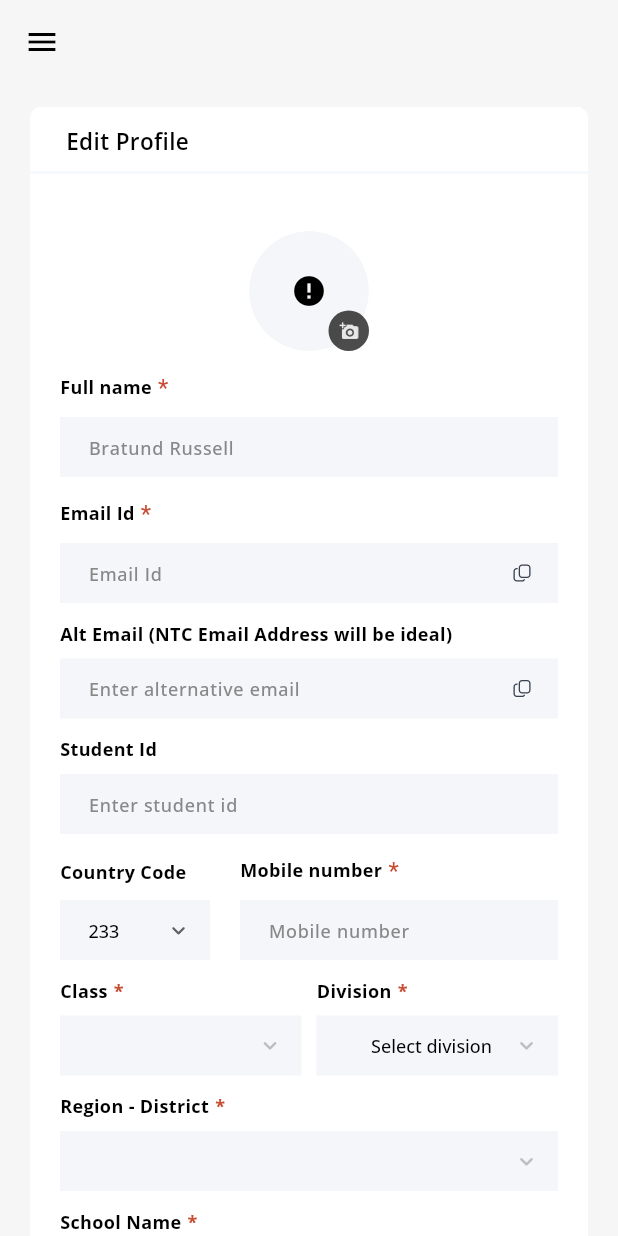
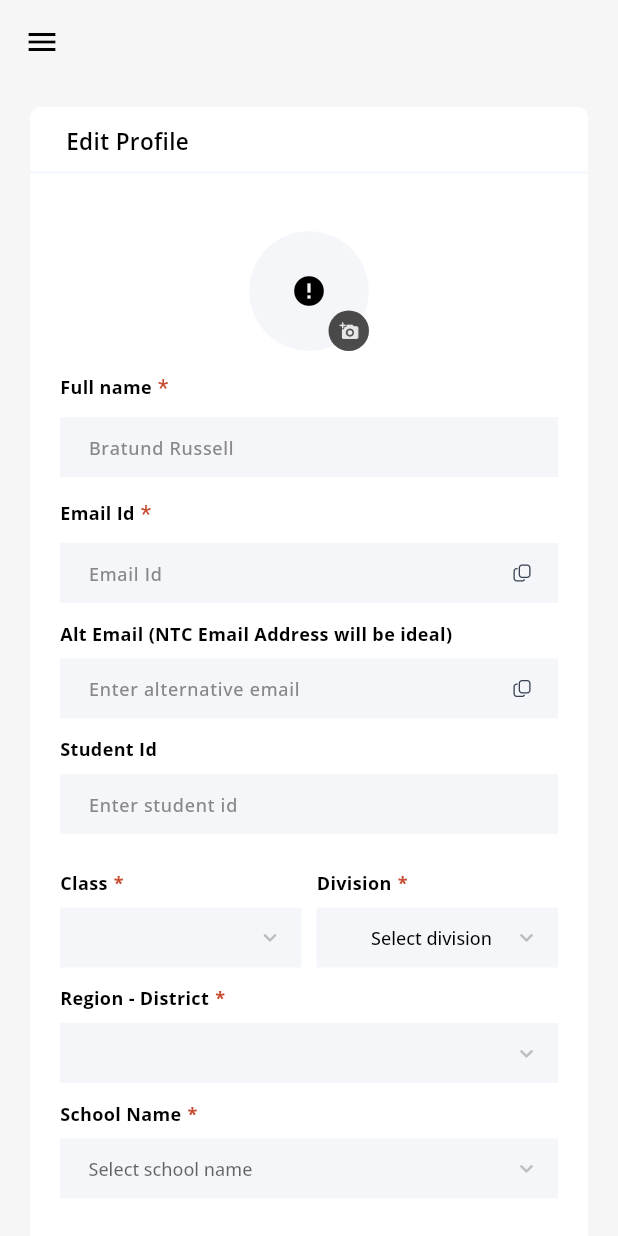
Before and after one commit to Katondev/tlmsgh_app, a Flutter app: the EditProfileMobilePage screen opened directly with empty values, on a phone screen of 412 x 824 dp. Run offline on Flutter 3.47's test engine with Material 3 defaults, Android fonts, the phone set to English and light mode, and no system bars; drawn by our look-alikes of cached_network_image; our stand-ins replace chewie, connectivity_plus, device_info_plus, dio, emoji_picker_flutter, file_picker and 21 more; missing offline and left inert: flutter_cached_pdfview, flutter_device_type, flutter_inappwebview, in_app_update, move_to_background and 6 more; accounts and stored records are empty; network calls fail; Roboto replaces fonts that are missing (TT Commons); project files that could hold a hidden picture were left out.

Commit message:
Remove mobile number and country code

```diff
--- a/lib/screens/edit_profile/student/edit_profile_mobile.dart
+++ b/lib/screens/edit_profile/student/edit_profile_mobile.dart
@@ -148,78 +148,78 @@
                                     CustomTextFiledS(),
                                     h12,
 
-                                    Row(
-                                      crossAxisAlignment:
-                                          CrossAxisAlignment.start,
-                                      children: [
-                                        SizedBox(
-                                          width: 100,
-                                          child: Column(
-                                            crossAxisAlignment:
-                                                CrossAxisAlignment.start,
-                                            children: [
-                                              h5,
-                                              Text(
-                                                'country_code'.tr,
-                                                style: AppTextStyle.normalBold12
-                                                    .copyWith(
-                                                  color: AppColors.primaryBlack,
-                                                ),
-                                              ),
-                                              h10,
-                                              DropDown(
-                                                dropDowns: cnt.countryCodeList,
-                                                selectedValue: cnt.countrycode
-                                                        .value.isEmpty
-                                                    ? null
-                                                    : cnt.countrycode.value,
-                                                onChange: (value) {
-                                                  cnt.countrycode.value =
-                                                      value ?? "";
-                                                  if (!cnt.textChanged.value) {
-                                                    cnt.textChanged.value =
-                                                        true;
-                                                  }
-                                                  cnt.checkColor();
-                                                },
-                                                hint: Text(
-                                                  "Select country code",
-                                                  style: AppTextStyle
-                                                      .normalRegular12,
-                                                ),
-                                                // validator: (value) {
-                                                //   if (value!.isEmpty) {
-                                                //     return "require_division"
-                                                //         .tr;
-                                                //   }
-                                                //   return null;
-                                                // },
-                                              ),
-                                            ],
-                                          ),
-                                        ),
-                                        w20,
-                                        Expanded(
-                                          child: TextfieldwithTitle(
-                                              onChanged: (value) {
-                                                if (!cnt.textChanged.value) {
-                                                  cnt.textChanged.value = true;
-                                                }
-                                                cnt.checkColor();
-                                              },
-                                              validator: (value) =>
-                                                  Validators.validateMobile(
-                                                      value),
-                                              hint: "Mobile_number".tr,
-                                              title: 'Mobile_number'.tr,
-                                              isrequired: true,
-                                              keyboardType:
-                                                  TextInputType.number,
-                                              controller:
-                                                  cnt.mobileNumber.value),
-                                        ),
-                                      ],
-                                    ),
+                                    // Row(
+                                    //   crossAxisAlignment:
+                                    //       CrossAxisAlignment.start,
+                                    //   children: [
+                                    //     SizedBox(
+                                    //       width: 100,
+                                    //       child: Column(
+                                    //         crossAxisAlignment:
+                                    //             CrossAxisAlignment.start,
+                                    //         children: [
+                                    //           h5,
+                                    //           Text(
+                                    //             'country_code'.tr,
+                                    //             style: AppTextStyle.normalBold12
+                                    //                 .copyWith(
+                                    //               color: AppColors.primaryBlack,
+                                    //             ),
+                                    //           ),
+                                    //           h10,
+                                    //           DropDown(
+                                    //             dropDowns: cnt.countryCodeList,
+                                    //             selectedValue: cnt.countrycode
+                                    //                     .value.isEmpty
+                                    //                 ? null
+                                    //                 : cnt.countrycode.value,
+                                    //             onChange: (value) {
+                                    //               cnt.countrycode.value =
+                                    //                   value ?? "";
+                                    //               if (!cnt.textChanged.value) {
+                                    //                 cnt.textChanged.value =
+                                    //                     true;
+                                    //               }
+                                    //               cnt.checkColor();
+                                    //             },
+                                    //             hint: Text(
+                                    //               "Select country code",
+                                    //               style: AppTextStyle
+                                    //                   .normalRegular12,
+                                    //             ),
+                                    //             // validator: (value) {
+                                    //             //   if (value!.isEmpty) {
+                                    //             //     return "require_division"
+                                    //             //         .tr;
+                                    //             //   }
+                                    //             //   return null;
+                                    //             // },
+                                    //           ),
+                                    //         ],
+                                    //       ),
+                                    //     ),
+                                    //     w20,
+                                    //     Expanded(
+                                    //       child: TextfieldwithTitle(
+                                    //           onChanged: (value) {
+                                    //             if (!cnt.textChanged.value) {
+                                    //               cnt.textChanged.value = true;
+                                    //             }
+                                    //             cnt.checkColor();
+                                    //           },
+                                    //           validator: (value) =>
+                                    //               Validators.validateMobile(
+                                    //                   value),
+                                    //           hint: "Mobile_number".tr,
+                                    //           title: 'Mobile_number'.tr,
+                                    //           isrequired: true,
+                                    //           keyboardType:
+                                    //               TextInputType.number,
+                                    //           controller:
+                                    //               cnt.mobileNumber.value),
+                                    //     ),
+                                    //   ],
+                                    // ),
                                     h12,
                                     Row(
                                       crossAxisAlignment:
```
